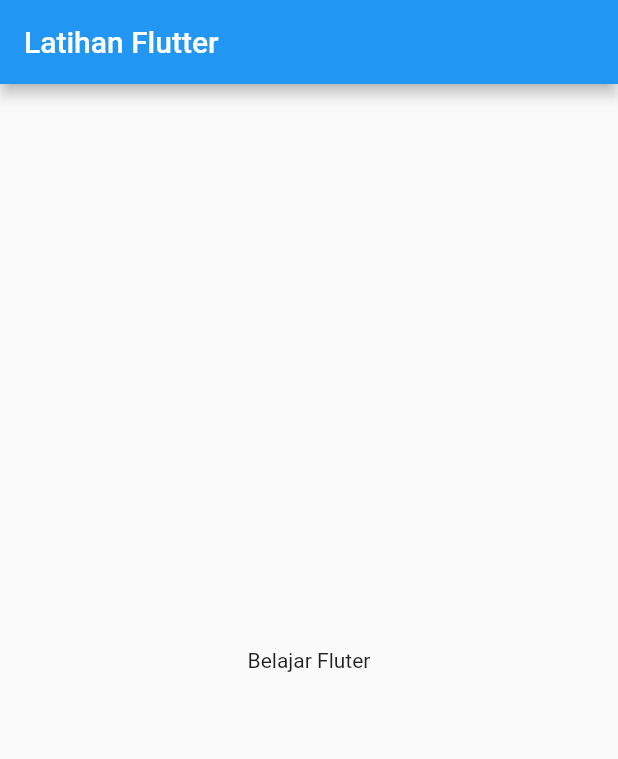
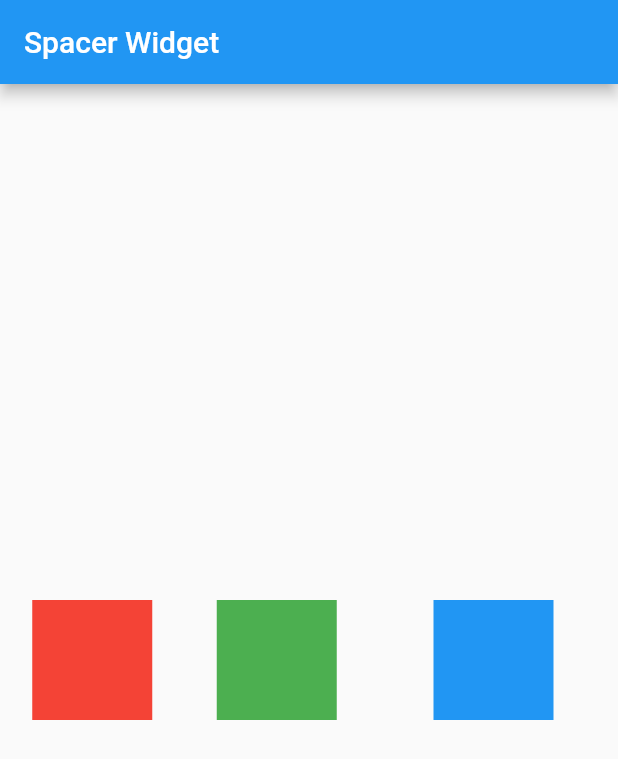
Before and after one commit to Balajar-DM/Flutter-Learn, a Flutter app: the screen it shows after launch, on a phone screen of 412 x 824 dp. Shown: the top 759 px of the screen. Run offline on Flutter 3.47's test engine with Material 2 defaults, Android fonts, the phone set to English and light mode, and no system bars.

Commit message:
Latihan Spacer Widget

```diff
--- a/lib/main.dart
+++ b/lib/main.dart
@@ -8,9 +8,42 @@ class MyApp extends StatelessWidget {
     return MaterialApp(
       home: Scaffold(
         appBar: AppBar(
-          title: Text("Latihan Flutter"),
+          title: Text("Spacer Widget"),
         ),
-        body: Center(child: Text("Belajar Fluter")),
+        body: Center(
+          child: Row(
+            //mainAxisAlignment: MainAxisAlignment.spaceBetween,
+            children: <Widget>[
+              Spacer(
+                flex: 1,
+              ),
+              Container(
+                width: 80,
+                height: 80,
+                color: Colors.red,
+              ),
+              Spacer(
+                flex: 2,
+              ),
+              Container(
+                width: 80,
+                height: 80,
+                color: Colors.green,
+              ),
+              Spacer(
+                flex: 3,
+              ),
+              Container(
+                width: 80,
+                height: 80,
+                color: Colors.blue,
+              ),
+              Spacer(
+                flex: 2,
+              ),
+            ],
+          ),
+        ),
       ),
     );
   }
```
